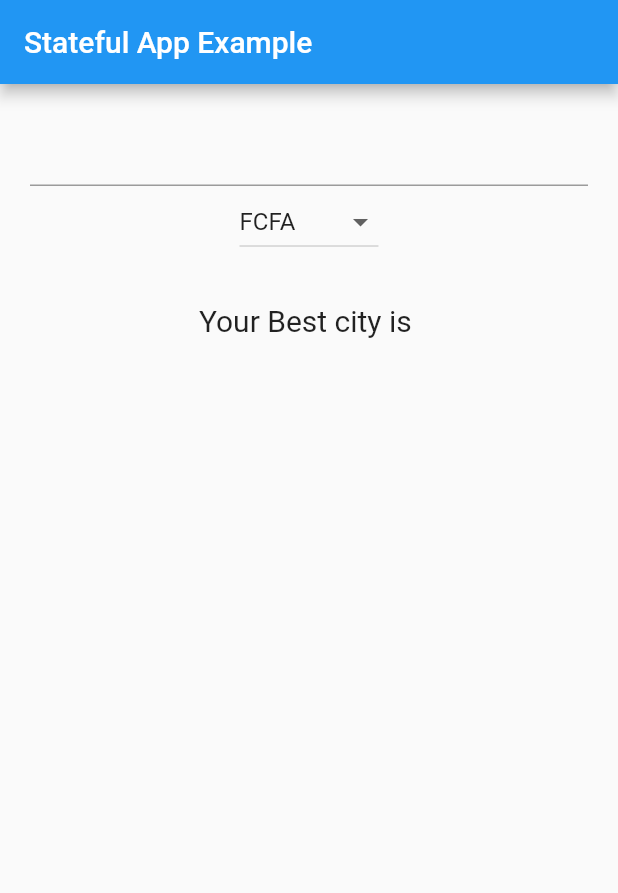
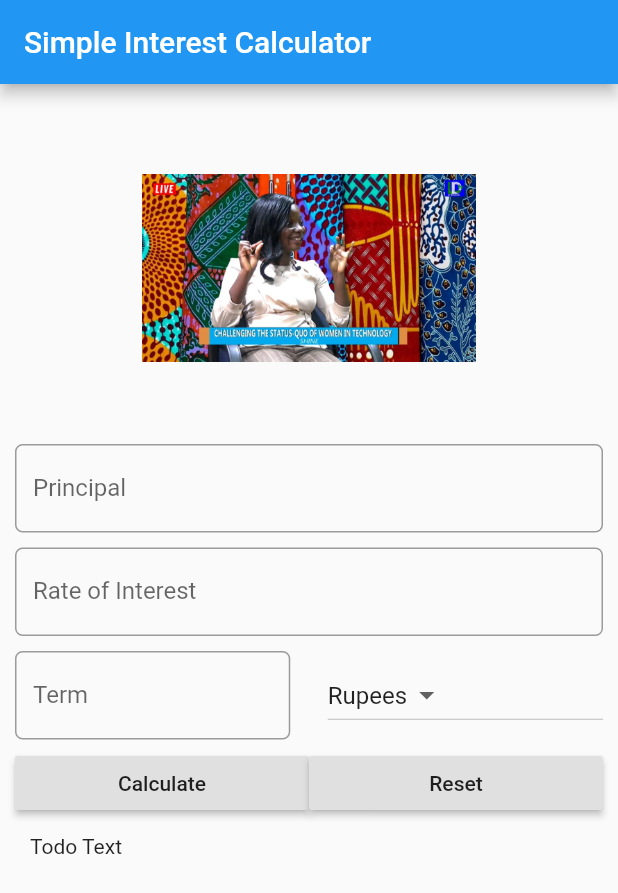
Before and after one commit to Jessicatcheyanou/talia, a Flutter app: the screen it shows after launch, on a phone screen of 412 x 824 dp. Shown: the top 893 px of the screen. Run offline on Flutter 3.47's test engine with Material 2 defaults, Android fonts, the phone set to English and light mode, and no system bars.

Commit message:
Jess | Simple Interest Calculator | Breaking Down UI into pieces and mounting block of it

```diff
--- a/lib/main.dart
+++ b/lib/main.dart
@@ -1,77 +1,125 @@
+import 'package:flutter/cupertino.dart';
 import 'package:flutter/material.dart';
 
 void main() {
   runApp(MaterialApp(
     debugShowCheckedModeBanner: false,
     title: "Stateful App Example",
-    home: FavoriteCity(),
+    home: SIForm(),
   ));
 }
 
-//1.Create a class that extends a Stateful Widget that returns a State in createState()
-class FavoriteCity extends StatefulWidget {
+class SIForm extends StatefulWidget {
   @override
   State<StatefulWidget> createState() {
     // TODO: implement createState
-    return _FavoriteCityState();
+    return _SIFormState();
   }
 }
 
-//2.Create a state Class with properties that may change
-//3.Within the State Class,Implement the build() method
-//AT runtime,it is the State of the Widget that changes
-class _FavoriteCityState extends State<FavoriteCity> {
-  String nameCity = "";
-  var _currencies = ["FCFA", "CAD", "EURO", "DOLLARS"];
-  var _currentItemSelected = "FCFA";
+class _SIFormState extends State<SIForm> {
+  var _currencies = ['Rupees', 'Dollars', 'Pounds'];
+  final _minimumPadding = 5.0;
 
   @override
   Widget build(BuildContext context) {
     // TODO: implement build
     return Scaffold(
       appBar: AppBar(
-        title: Text("Stateful App Example"),
+        title: Text('Simple Interest Calculator'),
       ),
       body: Container(
-        margin: EdgeInsets.all(20.0),
-        child: Column(
+        margin: EdgeInsets.all(_minimumPadding * 2),
+        child: ListView(
           children: [
-            TextField(
-              onChanged: (String userInput) {
-                setState(() {
-                  debugPrint("setState is called");
-                  nameCity = userInput;
-                });
-              },
-            ),
-            DropdownButton<String>(
-              items: _currencies.map((String dropDownStringItem) {
-                return DropdownMenuItem<String>(
-                  value: dropDownStringItem,
-                  child: Text(dropDownStringItem),
-                );
-              }).toList(),
-              onChanged: (var newValueSelected) {
-                //code to execute when a new item is selected from the dropDown
-                _onDropDownItemSelected(newValueSelected!);
-              },
-              value: _currentItemSelected,
+            getImageAsset(),
+            Padding(
+                padding: EdgeInsets.only(
+                    top: _minimumPadding, bottom: _minimumPadding),
+                child: TextField(
+                  keyboardType: TextInputType.number,
+                  decoration: InputDecoration(
+                      labelText: 'Principal',
+                      hintText: 'Enter Principal e.g. 12000',
+                      border: OutlineInputBorder(
+                          borderRadius: BorderRadius.circular(5.0))),
+                )),
+            Padding(
+                padding: EdgeInsets.only(
+                    top: _minimumPadding, bottom: _minimumPadding),
+                child: TextField(
+                  keyboardType: TextInputType.number,
+                  decoration: InputDecoration(
+                      labelText: 'Rate of Interest',
+                      hintText: 'In percent',
+                      border: OutlineInputBorder(
+                          borderRadius: BorderRadius.circular(5.0))),
+                )),
+            Padding(
+                padding: EdgeInsets.only(
+                    top: _minimumPadding, bottom: _minimumPadding),
+                child: Row(
+                  children: [
+                    Expanded(
+                        child: TextField(
+                      keyboardType: TextInputType.number,
+                      decoration: InputDecoration(
+                          labelText: 'Term',
+                          hintText: 'Time in years',
+                          border: OutlineInputBorder(
+                              borderRadius: BorderRadius.circular(5.0))),
+                    )),
+                    Container(
+                      width: _minimumPadding * 5,
+                    ),
+                    Expanded(
+                        child: DropdownButton<String>(
+                      items: _currencies.map((String value) {
+                        return DropdownMenuItem(
+                            value: value, child: Text(value));
+                      }).toList(),
+                      value: 'Rupees',
+                      onChanged: (var newValueSelected) {
+                        //
+                      },
+                    ))
+                  ],
+                )),
+            Row(
+              children: [
+                Expanded(
+                    child: RaisedButton(
+                  onPressed: () {},
+                  child: Text('Calculate'),
+                )),
+                Expanded(
+                    child: RaisedButton(
+                  onPressed: () {},
+                  child: Text('Reset'),
+                ))
+              ],
             ),
             Padding(
-                padding: EdgeInsets.all(30.0),
-                child: Text(
-                  "Your Best city is $nameCity",
-                  style: TextStyle(fontSize: 20.0),
-                )),
+              padding: EdgeInsets.all(_minimumPadding * 2),
+              child: Text('Todo Text'),
+            )
           ],
         ),
       ),
     );
   }
 
-  void _onDropDownItemSelected(var newValueSelected) {
-    setState(() {
-      this._currentItemSelected = newValueSelected!;
-    });
+  Widget getImageAsset() {
+    AssetImage assetImage = AssetImage('images/LDTV.jpg');
+    Image image = Image(
+      image: assetImage,
+      width: 125.0,
+      height: 125.0,
+    );
+
+    return Container(
+      child: image,
+      margin: EdgeInsets.all(_minimumPadding * 10),
+    );
   }
 }
--- a/pubspec.yaml
+++ b/pubspec.yaml
@@ -58,8 +58,8 @@ flutter:
   uses-material-design: true
 
    #To add assets to your application, add an assets section, like this:
-#  assets:
-#     - images/ponytail.jpg
+  assets:
+    - images/LDTV.jpg
 
 
   # An image asset can refer to one or more resolution-specific "variants", see
```
Also changed, not shown: images/LDTV.jpg (added), 1 other file.
